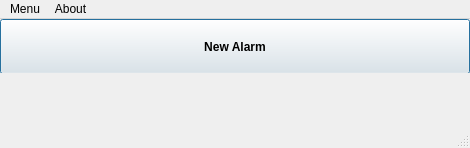
This is MainWindow.ui in FelixdelasPozas/MultiAlarm as Qt 5 draws it before an edit. The edited form follows.
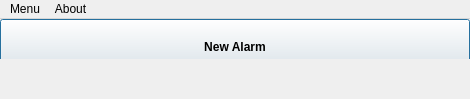
This is the edited form. Icons and pictures are not drawn.

```diff
--- a/MainWindow.ui
+++ b/MainWindow.ui
@@ -7,7 +7,7 @@
     <x>0</x>
     <y>0</y>
     <width>470</width>
-    <height>148</height>
+    <height>99</height>
    </rect>
   </property>
   <property name="sizePolicy">
@@ -71,7 +71,6 @@
       </property>
       <property name="font">
        <font>
-        <weight>75</weight>
         <bold>true</bold>
         <underline>false</underline>
        </font>
@@ -132,7 +131,7 @@
          <x>0</x>
          <y>0</y>
          <width>470</width>
-         <height>53</height>
+         <height>33</height>
         </rect>
        </property>
        <layout class="QVBoxLayout" name="verticalLayout_2">
@@ -183,7 +182,6 @@
    <addaction name="menuMenu"/>
    <addaction name="menuAbout"/>
   </widget>
-  <widget class="QStatusBar" name="statusbar"/>
   <action name="m_newAction">
    <property name="icon">
     <iconset resource="rsc/resources.qrc">
```
Left out of the diff: 14 changed lines with no effect on the pictures.
